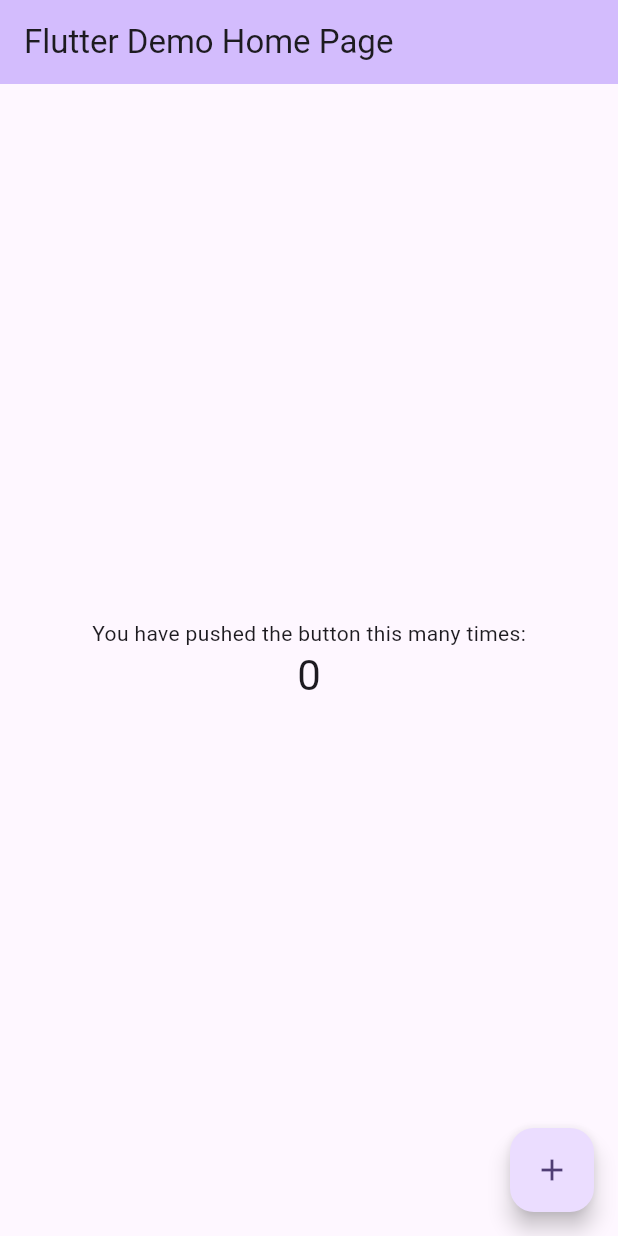
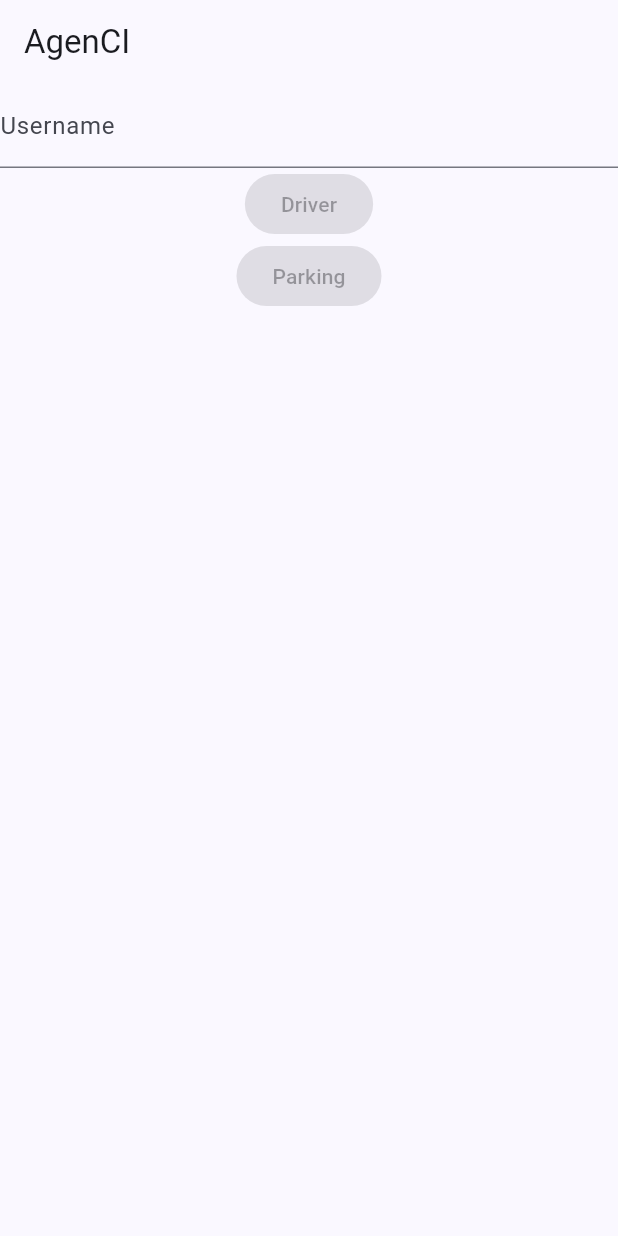
Before and after one commit to TortillaZHawaii/agenCI, a Flutter app: the screen it shows after launch, on a phone screen of 412 x 824 dp. Run offline on Flutter 3.47's test engine with Material 3 defaults, Android fonts, the phone set to English and light mode, and no system bars.

Commit message:
Add skeleton

```diff
--- /dev/null
+++ b/front/lib/home_page.dart
@@ -0,0 +1,80 @@
+import 'package:agenci/driver/driver_home_page.dart';
+import 'package:agenci/parking/parking_home_page.dart';
+import 'package:flutter/material.dart';
+
+class HomePage extends StatefulWidget {
+  const HomePage({super.key});
+
+  @override
+  State<HomePage> createState() => _HomePageState();
+}
+
+class _HomePageState extends State<HomePage> {
+  final TextEditingController _usernameController = TextEditingController();
+
+  String _username = "";
+
+  @override
+  void initState() {
+    super.initState();
+    _usernameController.addListener(() {
+      setState(() {
+        _username = _usernameController.text;
+      });
+    });
+  }
+
+  @override
+  void dispose() {
+    _usernameController.dispose();
+    super.dispose();
+  }
+
+  @override
+  Widget build(BuildContext context) {
+    return Scaffold(
+      appBar: AppBar(
+        title: const Text("AgenCI"),
+      ),
+      body: Column(
+        children: [
+          TextField(
+            controller: _usernameController,
+            decoration: const InputDecoration(
+              labelText: "Username",
+            ),
+          ),
+          ElevatedButton(
+            onPressed: _username.isEmpty
+                ? null
+                : () {
+                    Navigator.push(
+                      context,
+                      MaterialPageRoute(
+                        builder: (context) => DriverHomePage(
+                          driverId: _username,
+                        ),
+                      ),
+                    );
+                  },
+            child: const Text("Driver"),
+          ),
+          ElevatedButton(
+            onPressed: _username.isEmpty
+                ? null
+                : () {
+                    Navigator.push(
+                      context,
+                      MaterialPageRoute(
+                        builder: (context) =>
+                            ParkingHomePage(parkingId: _username),
+                      ),
+                    );
+                  },
+            child: const Text("Parking"),
+          ),
+        ],
+      ),
+    );
+  }
+}
--- a/front/lib/main.dart
+++ b/front/lib/main.dart
@@ -1,3 +1,4 @@
+import 'package:agenci/home_page.dart';
 import 'package:flutter/material.dart';
 
 void main() {
@@ -11,115 +12,14 @@ class MyApp extends StatelessWidget {
   @override
   Widget build(BuildContext context) {
     return MaterialApp(
-      title: 'Flutter Demo',
+      title: 'AgenCI',
       theme: ThemeData(
-        // This is the theme of your application.
-        //
-        // TRY THIS: Try running your application with "flutter run". You'll see
-        // the application has a purple toolbar. Then, without quitting the app,
-        // try changing the seedColor in the colorScheme below to Colors.green
-        // and then invoke "hot reload" (save your changes or press the "hot
-        // reload" button in a Flutter-supported IDE, or press "r" if you used
-        // the command line to start the app).
-        //
-        // Notice that the counter didn't reset back to zero; the application
-        // state is not lost during the reload. To reset the state, use hot
-        // restart instead.
-        //
-        // This works for code too, not just values: Most code changes can be
-        // tested with just a hot reload.
-        colorScheme: ColorScheme.fromSeed(seedColor: Colors.deepPurple),
+        colorScheme: ColorScheme.fromSeed(
+          seedColor: const Color.fromARGB(255, 7, 46, 108),
+        ),
         useMaterial3: true,
       ),
-      home: const MyHomePage(title: 'Flutter Demo Home Page'),
+      home: const HomePage(),
     );
   }
 }
-
-class MyHomePage extends StatefulWidget {
-  const MyHomePage({super.key, required this.title});
-
-  // This widget is the home page of your application. It is stateful, meaning
-  // that it has a State object (defined below) that contains fields that affect
-  // how it looks.
-
-  // This class is the configuration for the state. It holds the values (in this
-  // case the title) provided by the parent (in this case the App widget) and
-  // used by the build method of the State. Fields in a Widget subclass are
-  // always marked "final".
-
-  final String title;
-
-  @override
-  State<MyHomePage> createState() => _MyHomePageState();
-}
-
-class _MyHomePageState extends State<MyHomePage> {
-  int _counter = 0;
-
-  void _incrementCounter() {
-    setState(() {
-      // This call to setState tells the Flutter framework that something has
-      // changed in this State, which causes it to rerun the build method below
-      // so that the display can reflect the updated values. If we changed
-      // _counter without calling setState(), then the build method would not be
-      // called again, and so nothing would appear to happen.
-      _counter++;
-    });
-  }
-
-  @override
-  Widget build(BuildContext context) {
-    // This method is rerun every time setState is called, for instance as done
-    // by the _incrementCounter method above.
-    //
-    // The Flutter framework has been optimized to make rerunning build methods
-    // fast, so that you can just rebuild anything that needs updating rather
-    // than having to individually change instances of widgets.
-    return Scaffold(
-      appBar: AppBar(
-        // TRY THIS: Try changing the color here to a specific color (to
-        // Colors.amber, perhaps?) and trigger a hot reload to see the AppBar
-        // change color while the other colors stay the same.
-        backgroundColor: Theme.of(context).colorScheme.inversePrimary,
-        // Here we take the value from the MyHomePage object that was created by
-        // the App.build method, and use it to set our appbar title.
-        title: Text(widget.title),
-      ),
-      body: Center(
-        // Center is a layout widget. It takes a single child and positions it
-        // in the middle of the parent.
-        child: Column(
-          // Column is also a layout widget. It takes a list of children and
-          // arranges them vertically. By default, it sizes itself to fit its
-          // children horizontally, and tries to be as tall as its parent.
-          //
-          // Column has various properties to control how it sizes itself and
-          // how it positions its children. Here we use mainAxisAlignment to
-          // center the children vertically; the main axis here is the vertical
-          // axis because Columns are vertical (the cross axis would be
-          // horizontal).
-          //
-          // TRY THIS: Invoke "debug painting" (choose the "Toggle Debug Paint"
-          // action in the IDE, or press "p" in the console), to see the
-          // wireframe for each widget.
-          mainAxisAlignment: MainAxisAlignment.center,
-          children: <Widget>[
-            const Text(
-              'You have pushed the button this many times:',
-            ),
-            Text(
-              '$_counter',
-              style: Theme.of(context).textTheme.headlineMedium,
-            ),
-          ],
-        ),
-      ),
-      floatingActionButton: FloatingActionButton(
-        onPressed: _incrementCounter,
-        tooltip: 'Increment',
-        child: const Icon(Icons.add),
-      ), // This trailing comma makes auto-formatting nicer for build methods.
-    );
-  }
-}
```
Also changed, not shown: front/lib/driver/driver_home_page.dart (added, +20 -0 lines), front/lib/driver/history_page.dart (added, +20 -0 lines), front/lib/driver/offer_tile.dart (added, +26 -0 lines), front/lib/driver/select_offer_page.dart (added, +15 -0 lines), front/lib/driver/select_range_page.dart (added, +15 -0 lines), front/lib/parking/parking_home_page.dart (added, +20 -0 lines).
